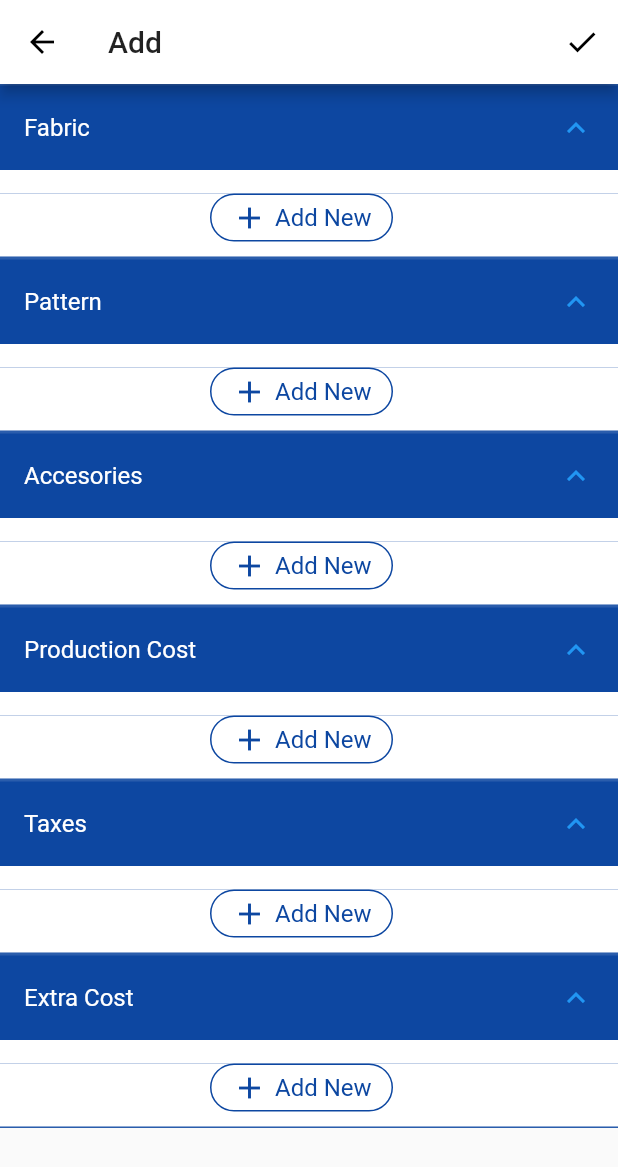
After one commit to mdalameen/fabric_form_flutter, a Flutter app: the screen it shows after launch, after a tap on the "add" icon, on a phone screen of 412 x 824 dp. The commit adds this screen. Shown: the top 1167 px of the screen. Run offline on Flutter 3.47's test engine with Material 2 defaults, Android fonts, the phone set to English and light mode, and no system bars; our stand-ins replace shared_preferences.

Commit message:
Add model page basic layout

```diff
--- /dev/null
+++ b/lib/components/add_button.dart
@@ -0,0 +1,39 @@
+import 'package:flutter/material.dart';
+
+class AddButton extends StatelessWidget {
+  final String label;
+  final VoidCallback onPressed;
+  AddButton(this.label, this.onPressed);
+  @override
+  Widget build(BuildContext context) {
+    Color color = Colors.blue.shade900;
+    return InkWell(
+      child: Container(
+        padding: EdgeInsets.symmetric(horizontal: 10, vertical: 3),
+        margin: EdgeInsets.only(bottom: 10),
+        decoration: BoxDecoration(
+            border: Border.all(color: color),
+            borderRadius: BorderRadius.circular(50)),
+        child: ConstrainedBox(
+          constraints: BoxConstraints(
+            minWidth: 100,
+          ),
+          child: Row(
+            mainAxisAlignment: MainAxisAlignment.center,
+            mainAxisSize: MainAxisSize.min,
+            children: [
+              Icon(Icons.add, color: color),
+              SizedBox(
+                width: 5,
+              ),
+              Text(
+                label,
+                style: TextStyle(color: color, fontSize: 16),
+              )
+            ],
+          ),
+        ),
+      ),
+    );
+  }
+}
--- a/lib/data/dummy_data.dart
+++ b/lib/data/dummy_data.dart
@@ -1,4 +1,12 @@
+import 'dart:convert';
+
+import 'package:fabric_form_flutter/data/model.dart';
+
 class DummyData {
+  static getDefaultModel() {
+    return Garment.fromJson(json.decode(jsonData));
+  }
+
   static const String jsonData = '''
     {
       "fabrics": [
--- a/lib/data/model.dart
+++ b/lib/data/model.dart
@@ -14,6 +14,14 @@ class Garment {
     this.taxes,
     this.extraCosts,
   );
+
+  Garment.copy(Garment garment)
+      : fabrics = Fabric.copyList(garment.fabrics),
+        patterns = Pattern.copyList(garment.patterns),
+        accesories = NameCostPair.copyList(garment.accesories),
+        productionCosts = NameCostPair.copyList(garment.productionCosts),
+        taxes = NamePercentPair.copyList(garment.taxes),
+        extraCosts = NameCostPair.copyList(garment.extraCosts);
 
   Garment.fromJson(Map<String, dynamic> map)
       : fabrics = Fabric.getList(map['fabrics']),
@@ -62,6 +70,12 @@ class Fabric {
         'cost': cost,
       };
 
+  static List<Fabric> copyList(List<Fabric> list) {
+    List<Fabric> nList = [];
+    list.map((e) => nList.add(Fabric(e.type, e.name, e.width, e.mass, e.cost)));
+    return nList;
+  }
+
   static List<Fabric> getList(List list) =>
       _getList(list, (map) => Fabric.fromJson(map));
 
@@ -89,6 +103,13 @@ class Pattern {
         'edges': NameValuePair.getJsonList(edges)
       };
 
+  static List<Pattern> copyList(List<Pattern> list) {
+    List<Pattern> nList = [];
+    list.map((e) => nList.add(Pattern(
+        e.name, e.fabric, e.areaType, NameValuePair.copyList(e.edges))));
+    return nList;
+  }
+
   static List<Pattern> getList(List list) =>
       _getList(list, (map) => Pattern.fromJson(map));
 
@@ -109,6 +130,12 @@ class NameValuePair {
         'name': name,
         'value': value,
       };
+
+  static List<NameValuePair> copyList(List<NameValuePair> list) {
+    List<NameValuePair> nList = [];
+    list.map((e) => nList.add(NameValuePair(e.name, e.value)));
+    return nList;
+  }
 
   static List<NameValuePair> getList(List list) =>
       _getList(list, (map) => NameValuePair.fromJson(map));
@@ -131,6 +158,12 @@ class NameCostPair {
         'cost': value,
       };
 
+  static List<NameCostPair> copyList(List<NameCostPair> list) {
+    List<NameCostPair> nList = [];
+    list.map((e) => nList.add(NameCostPair(e.name, e.value)));
+    return nList;
+  }
+
   static List<NameCostPair> getList(List list) =>
       _getList(list, (map) => NameCostPair.fromJson(map));
 
@@ -151,6 +184,12 @@ class NamePercentPair {
         'name': name,
         'percentage': value,
       };
+
+  static List<NamePercentPair> copyList(List<NamePercentPair> list) {
+    List<NamePercentPair> nList = [];
+    list.map((e) => nList.add(NamePercentPair(e.name, e.value)));
+    return nList;
+  }
 
   static List<NamePercentPair> getList(List list) =>
       _getList(list, (map) => NamePercentPair.fromJson(map));
--- a/lib/garment_manager.dart
+++ /dev/null
@@ -1,5 +0,0 @@
-class GarmentManager {
-  static final GarmentManager instance = GarmentManager._instance();
-  GarmentManager._instance();
-  factory GarmentManager() => instance;
-}
--- /dev/null
+++ b/lib/garment_processor.dart
@@ -0,0 +1,60 @@
+import 'package:fabric_form_flutter/components/add_button.dart';
+import 'package:flutter/material.dart';
+
+import './data/model.dart';
+
+class GarmentProcessor {
+  final Garment data;
+  GarmentProcessor(Garment data) : this.data = Garment.copy(data) {
+    _initController();
+  }
+
+  _initController() {}
+
+  Widget build(BuildContext context, VoidCallback onStateChanged) {
+    return Column(
+      children: [
+        _buildLineItem('Fabric', Text('data')),
+        _buildLineItem('Pattern', Text('data')),
+        _buildLineItem('Accesories', Text('data')),
+        _buildLineItem('Production Cost', Text('data')),
+        _buildLineItem('Taxes', Text('data')),
+        _buildLineItem('Extra Cost', Text('data')),
+      ],
+    );
+  }
+
+  Widget _buildLineItem(String label, Widget child) {
+    Color color = Colors.blue.shade900;
+    return Theme(
+      data: ThemeData.dark().copyWith(accentColor: Colors.white),
+      child: ExpansionTile(
+        maintainState: true,
+        initiallyExpanded: true,
+        backgroundColor: color,
+        collapsedBackgroundColor: color,
+        title: Container(
+          // color: Colors.yellow,
+          child: Text(label, style: TextStyle(color: Colors.white)),
+        ),
+        trailing: null,
+        children: <Widget>[
+          Container(
+            width: double.infinity,
+            color: Colors.white,
+            child: child,
+          ),
+          Container(
+            padding: EdgeInsets.only(right: 10),
+            alignment: Alignment.center,
+            width: double.infinity,
+            color: Colors.white,
+            child: AddButton('Add New', () {}),
+          )
+        ],
+      ),
+    );
+  }
+
+  dispose() {}
+}
--- a/lib/main.dart
+++ b/lib/main.dart
@@ -12,9 +12,9 @@ class MyApp extends StatelessWidget {
       debugShowCheckedModeBanner: false,
       title: 'Fabric Dyanmic Form',
       theme: ThemeData(
-          appBarTheme: AppBarTheme(brightness: Brightness.dark),
-          primarySwatch: Colors.blue,
-          primaryColor: Colors.blue.shade900),
+          appBarTheme: AppBarTheme(brightness: Brightness.light),
+          primarySwatch: Colors.yellow,
+          primaryColor: Colors.white),
       home: HomePage(),
     );
   }
--- /dev/null
+++ b/lib/pages/add_page.dart
@@ -0,0 +1,35 @@
+import 'package:fabric_form_flutter/garment_processor.dart';
+import 'package:flutter/material.dart';
+import '../data/model.dart';
+
+class AddPage extends StatefulWidget {
+  final Garment garment;
+  AddPage(this.garment);
+
+  @override
+  _AddPageState createState() => _AddPageState();
+}
+
+class _AddPageState extends State<AddPage> {
+  GarmentProcessor _garmentProcessor;
+  @override
+  initState() {
+    super.initState();
+    _garmentProcessor = GarmentProcessor(widget.garment);
+  }
+
+  @override
+  Widget build(BuildContext context) {
+    return Scaffold(
+      appBar: AppBar(
+        title: Text('Add'),
+        actions: [IconButton(icon: Icon(Icons.check), onPressed: _onSubmit)],
+      ),
+      body: SingleChildScrollView(
+        child: _garmentProcessor.build(context, () => setState(() {})),
+      ),
+    );
+  }
+
+  _onSubmit() {}
+}
--- a/lib/pages/home_page.dart
+++ b/lib/pages/home_page.dart
@@ -1,4 +1,5 @@
 import 'package:fabric_form_flutter/app_preference.dart';
+import 'package:fabric_form_flutter/data/dummy_data.dart';
 import 'package:fabric_form_flutter/data/model.dart';
 import 'package:fabric_form_flutter/pages/add_page.dart';
 import 'package:flutter/material.dart';
@@ -39,8 +40,20 @@ class _HomePageState extends State<HomePage> {
     );
   }
 
-  _onAddPressed() {
-    Navigator.push(context, MaterialPageRoute(builder: (_) => AddPage()));
+  _onAddPressed([Garment data]) async {
+    int removeIndex;
+    if (data != null) removeIndex = garments.indexOf(data);
+    Garment garment = data ?? DummyData.getDefaultModel();
+    Garment updatedGarment = await Navigator.push(
+        context, MaterialPageRoute(builder: (_) => AddPage(garment)));
+    if (updatedGarment != null) {
+      if (removeIndex != null) {
+        garments.removeAt(removeIndex);
+      }
+      garments.insert(0, updatedGarment);
+      AppPreference.setGarments(garments);
+      setState(() {});
+    }
   }
 
   Widget _buildEmptyView() {
@@ -73,6 +86,7 @@ class _HomePageState extends State<HomePage> {
     return ListView.builder(
       itemCount: garments.length,
       itemBuilder: (_, index) => ListTile(
+        onTap: () => _onAddPressed(),
         title:
             _buildItemList('Fabric : ', garments[index].fabrics, (e) => e.name),
         subtitle: _buildItemList(
```
